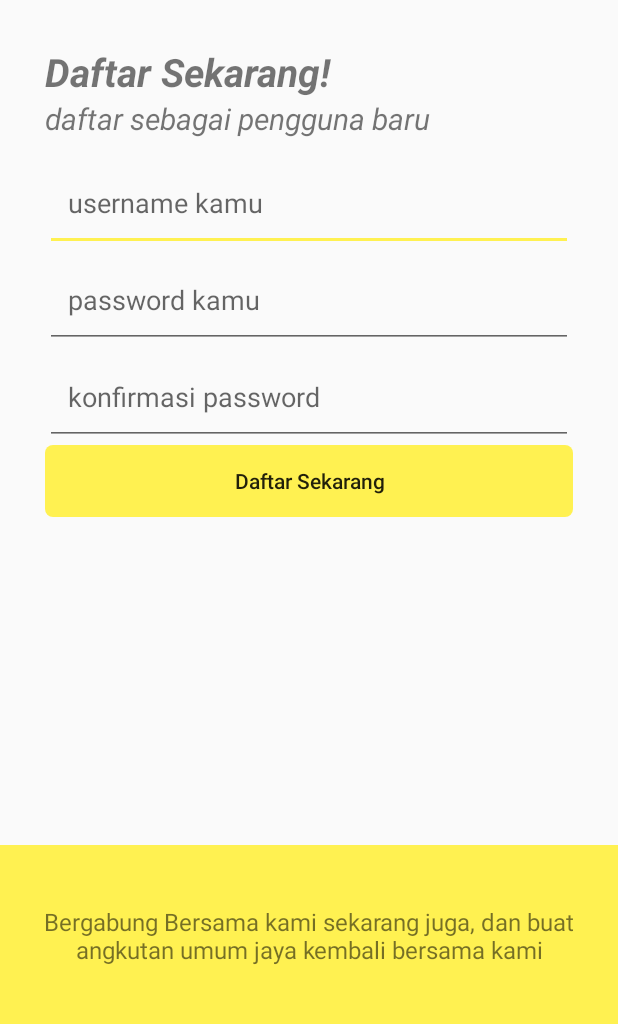
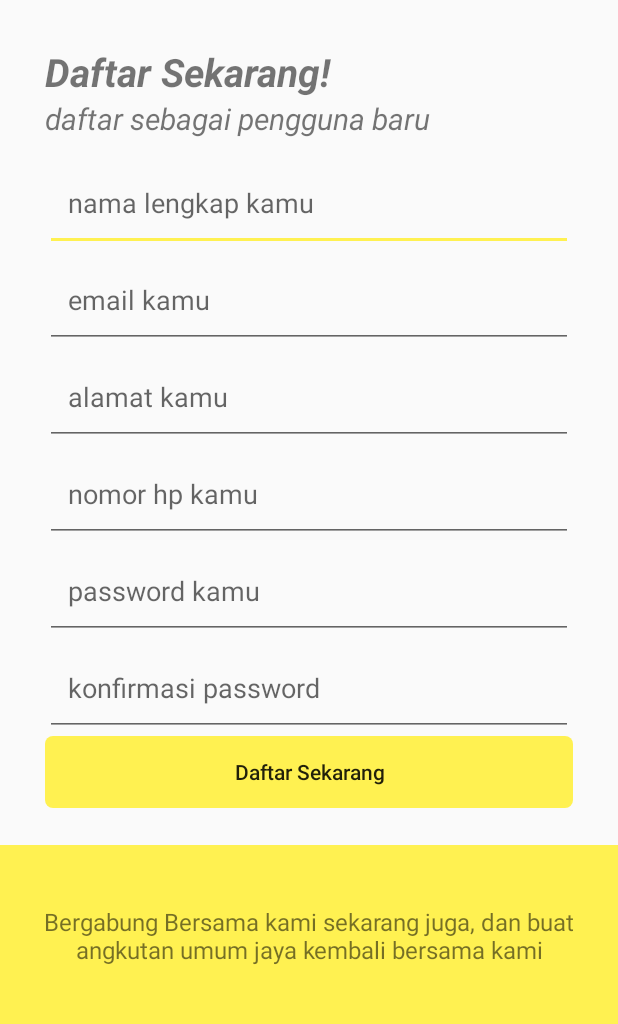
Before and after one commit to rachmadbagas/sikuning, an Android app: the registrationFrag screen opened directly, with no data from a screen before it, on a phone screen of 412 x 824 dp, the part 210-1234 px from its top. Run offline under Robolectric (Android 15) with nearby library versions, the light colour scheme and no system bars.

Commit message:
add register to server local

```diff
--- a/app/build.gradle
+++ b/app/build.gradle
@@ -27,4 +27,7 @@ dependencies {
     testImplementation 'junit:junit:4.12'
     androidTestImplementation 'com.android.support.test:runner:1.0.2'
     androidTestImplementation 'com.android.support.test.espresso:espresso-core:3.0.2'
+
+    implementation 'com.squareup.retrofit2:retrofit:2.6.0'
+    implementation 'com.squareup.retrofit2:converter-gson:2.6.0'
 }
--- a/app/src/main/AndroidManifest.xml
+++ b/app/src/main/AndroidManifest.xml
@@ -1,7 +1,7 @@
 <?xml version="1.0" encoding="utf-8"?>
 <manifest xmlns:android="http://schemas.android.com/apk/res/android"
     package="io.jagoketik.sikuning">
-
+    <uses-permission android:name="android.permission.INTERNET" />
     <application
         android:allowBackup="true"
         android:icon="@mipmap/ic_launcher"
--- a/app/src/main/java/io/jagoketik/sikuning/RegisterActivity.java
+++ b/app/src/main/java/io/jagoketik/sikuning/RegisterActivity.java
@@ -8,10 +8,10 @@ import android.os.Bundle;
 import android.view.View;
 import android.widget.Button;
 import android.widget.EditText;
+import android.widget.TextView;
 import android.widget.Toast;
 
 public class RegisterActivity extends AppCompatActivity {
-
     @Override
     protected void onCreate(Bundle savedInstanceState) {
         super.onCreate(savedInstanceState);
--- a/app/src/main/java/io/jagoketik/sikuning/registrationFrag.java
+++ b/app/src/main/java/io/jagoketik/sikuning/registrationFrag.java
@@ -9,6 +9,13 @@ import android.view.View;
 import android.view.ViewGroup;
 import android.widget.Button;
 import android.widget.EditText;
+import android.widget.Toast;
+
+import io.jagoketik.sikuning.api.RetrofitClient;
+import okhttp3.ResponseBody;
+import retrofit2.Call;
+import retrofit2.Callback;
+import retrofit2.Response;
 
 
 public class registrationFrag extends Fragment {
@@ -17,7 +24,7 @@ public class registrationFrag extends Fragment {
     private static final String ARG_PARAM1 = "param1";
     private static final String ARG_PARAM2 = "param2";
     private Button daftar;
-    private EditText username,konfirmasiPass,password;
+    private EditText name,email,alamat,hp,konfirmasiPass,password;
 
 
 
@@ -27,9 +34,34 @@ public class registrationFrag extends Fragment {
         // Inflate the layout for this fragment
         View v = inflater.inflate(R.layout.fragment_registration, container, false);
         daftar = v.findViewById(R.id.daftarBtn);
-        username = v.findViewById(R.id.usernameET);
+        name = v.findViewById(R.id.nameET);
+        email = v.findViewById(R.id.emailET);
+        alamat = v.findViewById(R.id.alamatET);
+        hp = v.findViewById(R.id.hpET);
         password = v.findViewById(R.id.passwordET);
         konfirmasiPass = v.findViewById(R.id.konfirmET);
+
+        daftar.setOnClickListener(new View.OnClickListener() {
+            @Override
+            public void onClick(View view) {
+                Call<ResponseBody> call = RetrofitClient
+                        .getInstance()
+                        .getApi()
+                        .registeruser(name.getText().toString(),email.getText().toString(),alamat.getText().toString(),password.getText().toString(),hp.getText().toString());
+
+                call.enqueue(new Callback<ResponseBody>() {
+                    @Override
+                    public void onResponse(Call<ResponseBody> call, Response<ResponseBody> response) {
+                        Toast.makeText(getContext(),"Berhasil",Toast.LENGTH_SHORT).show();
+                    }
+
+                    @Override
+                    public void onFailure(Call<ResponseBody> call, Throwable t) {
+                        Toast.makeText(getContext(),"Gagal",Toast.LENGTH_SHORT).show();
+                    }
+                });
+            }
+        });
         return v;
     }
 
--- a/app/src/main/res/layout/fragment_registration.xml
+++ b/app/src/main/res/layout/fragment_registration.xml
@@ -6,26 +6,46 @@
     android:layout_width="match_parent"
     android:layout_height="match_parent"
     android:orientation="vertical"
-    tools:context=".LoginActivity">
+    tools:context=".LoginActivity"
+    android:paddingHorizontal="30dp">
 
-    <LinearLayout
-        android:layout_width="match_parent"
-        android:layout_height="wrap_content"
-        android:orientation="vertical"
-        android:paddingHorizontal="30dp"
-        android:paddingBottom="20dp">
-
+        <EditText
+            android:id="@+id/nameET"
+            android:layout_width="match_parent"
+            android:layout_height="wrap_content"
+            android:hint="nama lengkap kamu"
+            android:paddingVertical="20dp"
+            android:layout_marginTop="10dp"
+            android:paddingHorizontal="15dp"/>
 
 
 
         <EditText
-            android:id="@+id/usernameET"
+            android:id="@+id/emailET"
             android:layout_width="match_parent"
             android:layout_height="wrap_content"
-            android:hint="username kamu"
+            android:hint="email kamu"
             android:paddingVertical="20dp"
-            android:layout_marginTop="10dp"
-            android:paddingHorizontal="15dp"/>
+            android:paddingHorizontal="15dp"
+            android:inputType="text"/>
+
+        <EditText
+            android:id="@+id/alamatET"
+            android:layout_width="match_parent"
+            android:layout_height="wrap_content"
+            android:hint="alamat kamu"
+            android:paddingVertical="20dp"
+            android:paddingHorizontal="15dp"
+            android:inputType="text"/>
+
+        <EditText
+            android:id="@+id/hpET"
+            android:layout_width="match_parent"
+            android:layout_height="wrap_content"
+            android:hint="nomor hp kamu"
+            android:paddingVertical="20dp"
+            android:paddingHorizontal="15dp"
+            android:inputType="number"/>
 
         <EditText
             android:id="@+id/passwordET"
@@ -56,7 +76,3 @@
             style="?android:attr/borderlessButtonStyle"/>
 
     </LinearLayout>
-
-
-
-</LinearLayout>
--- a/gradle.properties
+++ b/gradle.properties
@@ -7,6 +7,7 @@
 # Specifies the JVM arguments used for the daemon process.
 # The setting is particularly useful for tweaking memory settings.
 org.gradle.jvmargs=-Xmx1536m
+BASEURL="http://localhost:3000"
 # When configured, Gradle will run in incubating parallel mode.
 # This option should only be used with decoupled projects. More details, visit
 # http://www.gradle.org/docs/current/userguide/multi_project_builds.html#sec:decoupled_projects
```
Also changed, not shown: app/src/main/java/io/jagoketik/sikuning/api/Api.java (added, +21 -0 lines), app/src/main/java/io/jagoketik/sikuning/api/RetrofitClient.java (added, +34 -0 lines).
